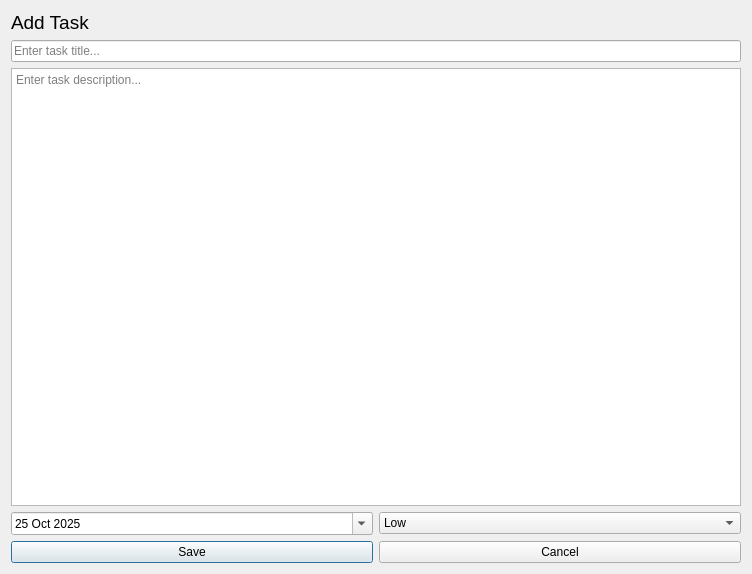
This is mainWindow/taskEditorWindow.ui in denysfreiuk/ToDoManager-Cpp as Qt 5 draws it before an edit. The edited form follows.
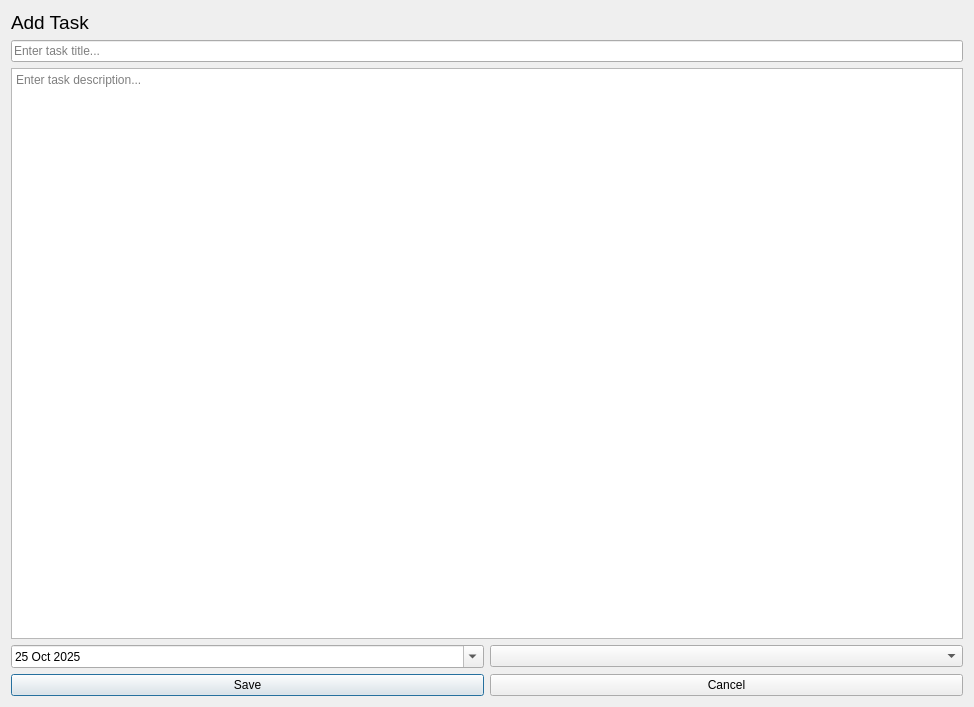
This is the edited form.

```diff
--- a/mainWindow/taskEditorWindow.ui
+++ b/mainWindow/taskEditorWindow.ui
@@ -6,8 +6,8 @@
    <rect>
     <x>0</x>
     <y>0</y>
-    <width>752</width>
-    <height>574</height>
+    <width>974</width>
+    <height>707</height>
    </rect>
   </property>
   <property name="windowTitle">
@@ -70,23 +70,8 @@
        <item>
         <widget class="QComboBox" name="priorityBox">
          <property name="currentText">
-          <string>Low</string>
+          <string/>
          </property>
-         <item>
-          <property name="text">
-           <string>Low</string>
-          </property>
-         </item>
-         <item>
-          <property name="text">
-           <string>Medium</string>
-          </property>
-         </item>
-         <item>
-          <property name="text">
-           <string>High</string>
-          </property>
-         </item>
         </widget>
        </item>
       </layout>
```
